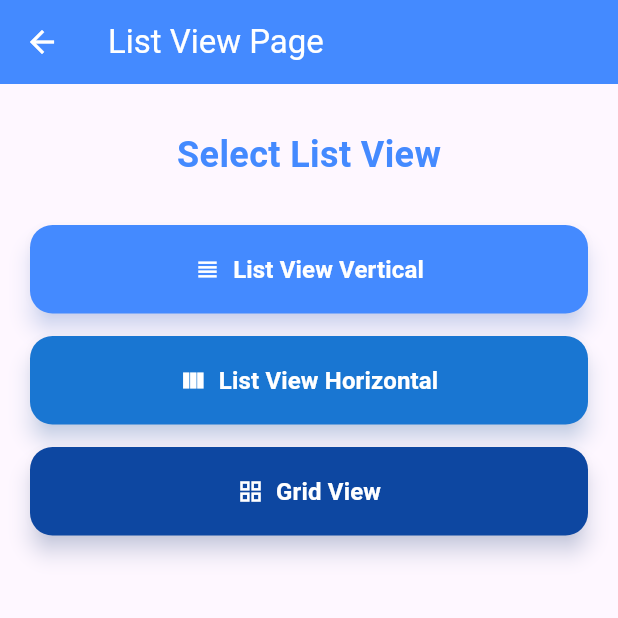
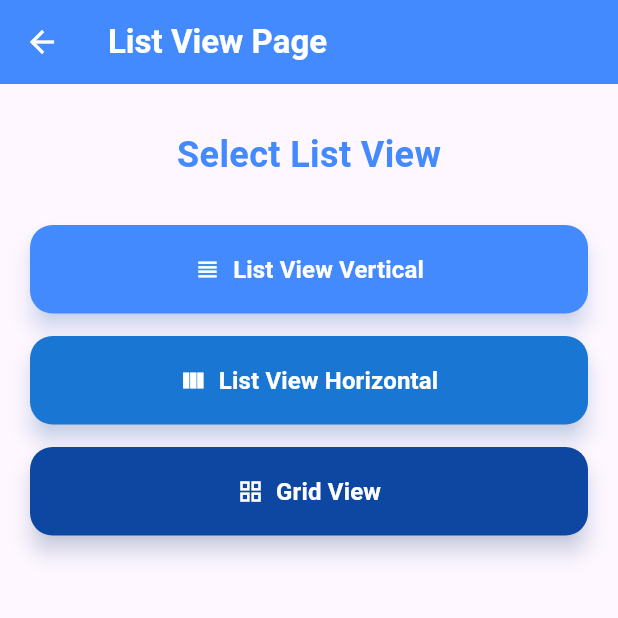
Before and after one commit to ariski254/Projek-Flutter, a Flutter app: the Page_view screen opened directly, on a phone screen of 412 x 824 dp, the top half of it. Run offline on Flutter 3.47's test engine with Material 3 defaults, Android fonts, the phone set to English and light mode, and no system bars.

Commit message:
Initial commit

```diff
--- a/lib/page_view.dart
+++ b/lib/page_view.dart
@@ -16,7 +16,7 @@ class Page_view extends StatelessWidget {
         ),
         title: const Text(
           "List View Page",
-          style: TextStyle(color: Colors.white),
+          style: TextStyle(fontWeight: FontWeight.bold, color: Colors.white),
         ),
         backgroundColor: Colors.blueAccent,
         elevation: 0,
```
